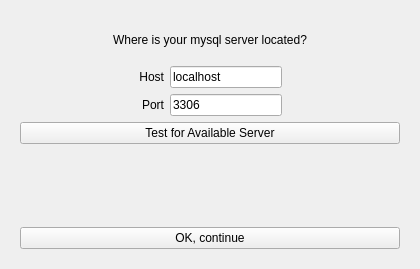
rowinggolfer/openmolar1, file qt-designer/newSetup.ui: the form before one commit.
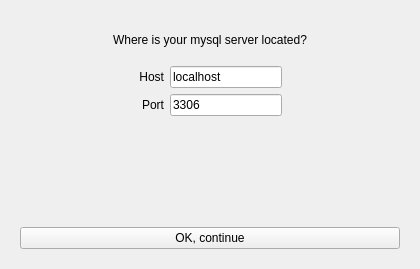
The form after the commit.

The edit to the form file:
```diff
--- a/qt-designer/newSetup.ui
+++ b/qt-designer/newSetup.ui
@@ -263,16 +263,9 @@
          </property>
         </widget>
        </item>
-       <item row="3" column="0" colspan="4" >
-        <widget class="QPushButton" name="ping_pushButton" >
-         <property name="text" >
-          <string>Test for Available Server</string>
-         </property>
-        </widget>
-       </item>
-       <item row="4" column="0" colspan="4" >
-        <spacer name="verticalSpacer_3" >
-         <property name="orientation" >
+       <item row="3" column="0" colspan="4">
+        <spacer name="verticalSpacer_3">
+         <property name="orientation">
           <enum>Qt::Vertical</enum>
          </property>
          <property name="sizeHint" stdset="0" >
```
Left out of the diff: 438 changed lines with no effect on the pictures.
